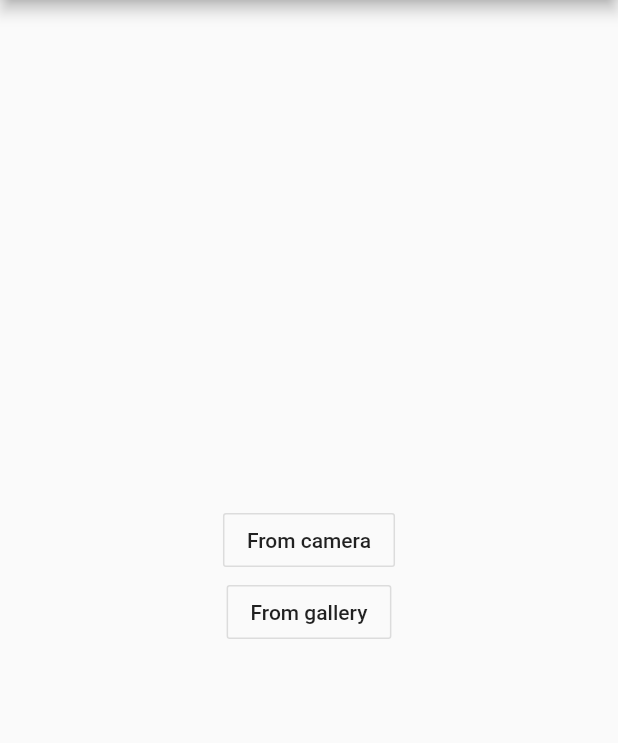
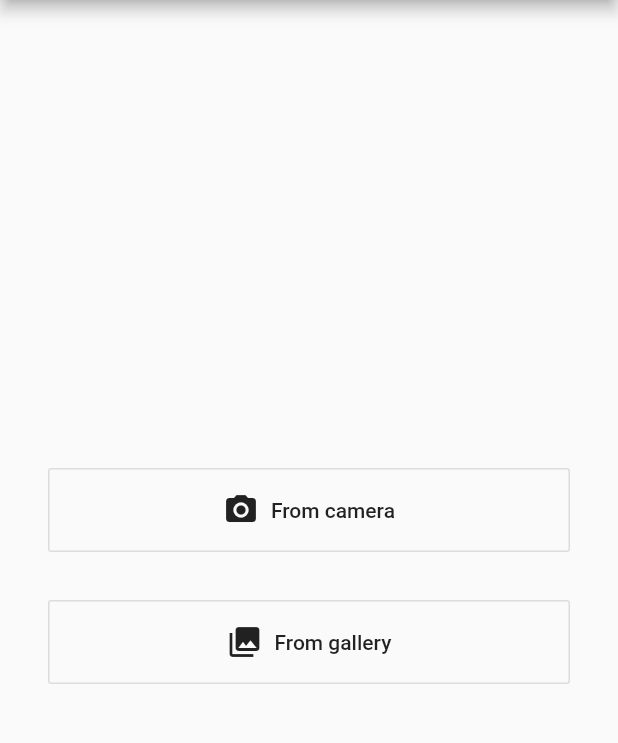
Before and after one commit to matitalatina/metext, a Flutter app: the screen it shows after launch, on a phone screen of 412 x 824 dp, the part 84-827 px from its top. Run offline on Flutter 3.47's test engine with Material 2 defaults, Android fonts, the phone set to English and light mode, and no system bars; our stand-ins replace get_it, image_picker; missing offline and left inert: firebase_ml_vision; accounts and stored records are empty.

Commit message:
Improve UI

```diff
--- a/lib/main.dart
+++ b/lib/main.dart
@@ -1,3 +1,5 @@
+import 'dart:io';
+
 import 'package:firebase_ml_vision/firebase_ml_vision.dart';
 import 'package:flutter/material.dart';
 import 'package:image_picker/image_picker.dart';
@@ -47,18 +49,18 @@ class MyHomePage extends StatefulWidget {
 }
 
 class _MyHomePageState extends State<MyHomePage> {
-  Future<VisionText> extractText(ImageSource source) async {
-    var image = await ImagePicker.pickImage(source: source);
+  Future<VisionText> extractText(File image) async {
     final recognizer = FirebaseVision.instance.textRecognizer();
     final FirebaseVisionImage visionImage = FirebaseVisionImage.fromFile(image);
     return await recognizer.processImage(visionImage);
   }
 
   showTextFromImage(BuildContext context, ImageSource source) async {
-    final visionText = await extractText(source);
+    final image = await ImagePicker.pickImage(source: source);
+    final visionText = await extractText(image);
     Navigator.push(
       context,
-      MaterialPageRoute(builder: (context) => ShowTextPage(visionText: visionText))
+      MaterialPageRoute(builder: (context) => ShowTextPage(visionText: visionText, image: image))
     );
   }
 
@@ -79,36 +81,37 @@ class _MyHomePageState extends State<MyHomePage> {
       body: Center(
         // Center is a layout widget. It takes a single child and positions it
         // in the middle of the parent.
+        child: Padding(
+          padding: const EdgeInsets.all(32.0),
           child: Column(
-          // Column is also a layout widget. It takes a list of children and
-          // arranges them vertically. By default, it sizes itself to fit its
-          // children horizontally, and tries to be as tall as its parent.
-          //
-          // Invoke "debug painting" (press "p" in the console, choose the
-          // "Toggle Debug Paint" action from the Flutter Inspector in Android
-          // Studio, or the "Toggle Debug Paint" command in Visual Studio Code)
-          // to see the wireframe for each widget.
-          //
-          // Column has various properties to control how it sizes itself and
-          // how it positions its children. Here we use mainAxisAlignment to
-          // center the children vertically; the main axis here is the vertical
-          // axis because Columns are vertical (the cross axis would be
-          // horizontal).
             mainAxisAlignment: MainAxisAlignment.center,
-          children: <Widget>[
-            OutlineButton(
+            crossAxisAlignment: CrossAxisAlignment.stretch,
+            children: [
+              Padding(
+                padding: const EdgeInsets.symmetric(vertical: 16),
+                child: OutlineButton.icon(
+                  padding: EdgeInsets.symmetric(vertical: 16, horizontal: 32),
                   onPressed: () async {
                     showTextFromImage(context, ImageSource.camera);
                   },
-              child: Text("From camera"),
+                  icon: Icon(Icons.camera_alt),
+                  label: Text("From camera"),
+
                 ),
-            OutlineButton(
+              ),
+              Padding(
+                padding: EdgeInsets.symmetric(vertical: 16),
+                child: OutlineButton.icon(
+                  padding: EdgeInsets.symmetric(vertical: 16, horizontal: 32),
                   onPressed: () async {
                     showTextFromImage(context, ImageSource.gallery);
                   },
-              child: Text("From gallery"),
+                  icon: Icon(Icons.photo_library),
+                  label: Text("From gallery"),
+                ),
               ),
             ],
+          ),
         ),
       ),
     );
```
Also changed, not shown: lib/pages/show_text_page.dart (+27 -3 lines). Lines whose indentation alone changed are shown as unchanged.
